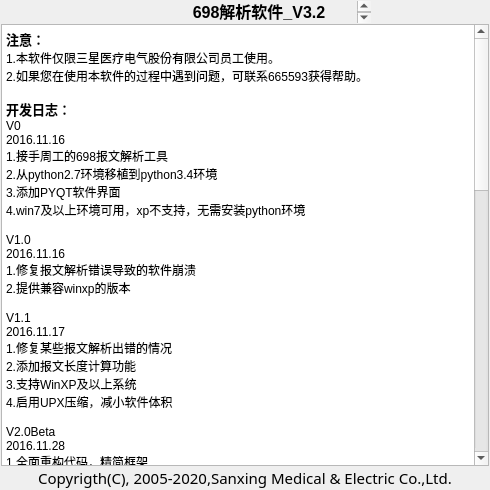
This is UI/about_window.ui in KayFelicities/698trans as Qt 5 draws it before an edit. The edited form follows.
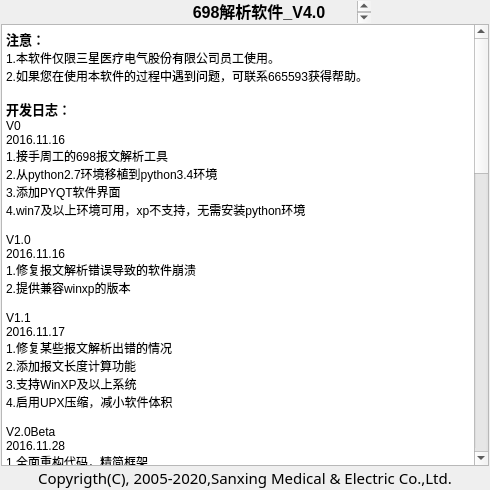
This is the edited form. Icons and pictures are not drawn.

Diff of the .ui file:
```diff
--- a/UI/about_window.ui
+++ b/UI/about_window.ui
@@ -180,9 +180,9 @@
 &lt;html&gt;&lt;head&gt;&lt;meta name=&quot;qrichtext&quot; content=&quot;1&quot; /&gt;&lt;style type=&quot;text/css&quot;&gt;
 p, li { white-space: pre-wrap; }
 &lt;/style&gt;&lt;/head&gt;&lt;body style=&quot; font-family:'SimSun'; font-size:9pt; font-weight:400; font-style:normal;&quot;&gt;
-&lt;p align=&quot;center&quot; style=&quot; margin-top:0px; margin-bottom:5px; margin-left:0px; margin-right:0px; -qt-block-indent:0; text-indent:0px;&quot;&gt;&lt;span style=&quot; font-size:12pt; font-weight:600;&quot;&gt;698解析软件_V3.2&lt;/span&gt;&lt;/p&gt;
+&lt;p align=&quot;center&quot; style=&quot; margin-top:0px; margin-bottom:5px; margin-left:0px; margin-right:0px; -qt-block-indent:0; text-indent:0px;&quot;&gt;&lt;span style=&quot; font-size:12pt; font-weight:600;&quot;&gt;698解析软件_V4.0&lt;/span&gt;&lt;/p&gt;
 &lt;p align=&quot;center&quot; style=&quot; margin-top:0px; margin-bottom:5px; margin-left:0px; margin-right:0px; -qt-block-indent:0; text-indent:0px;&quot;&gt;&lt;span style=&quot; font-size:12pt; font-weight:600;&quot;&gt;终端开发部内部测试版&lt;/span&gt;&lt;/p&gt;
-&lt;p align=&quot;center&quot; style=&quot; margin-top:0px; margin-bottom:5px; margin-left:0px; margin-right:0px; -qt-block-indent:0; text-indent:0px;&quot;&gt;&lt;span style=&quot; font-size:12pt; font-weight:600;&quot;&gt;2016.12.21&lt;/span&gt;&lt;/p&gt;&lt;/body&gt;&lt;/html&gt;</string>
+&lt;p align=&quot;center&quot; style=&quot; margin-top:0px; margin-bottom:5px; margin-left:0px; margin-right:0px; -qt-block-indent:0; text-indent:0px;&quot;&gt;&lt;span style=&quot; font-size:12pt; font-weight:600;&quot;&gt;2017.01&lt;/span&gt;&lt;/p&gt;&lt;/body&gt;&lt;/html&gt;</string>
         </property>
         <property name="textInteractionFlags">
          <set>Qt::NoTextInteraction</set>
@@ -289,7 +289,17 @@
 &lt;p style=&quot; margin-top:0px; margin-bottom:0px; margin-left:0px; margin-right:0px; -qt-block-indent:0; text-indent:0px;&quot;&gt;2016.12.21&lt;/p&gt;
 &lt;p style=&quot; margin-top:0px; margin-bottom:0px; margin-left:0px; margin-right:0px; -qt-block-indent:0; text-indent:0px;&quot;&gt;1.添加tcp客户端模式，可连接前置机&lt;/p&gt;
 &lt;p style=&quot; margin-top:0px; margin-bottom:0px; margin-left:0px; margin-right:0px; -qt-block-indent:0; text-indent:0px;&quot;&gt;2.去除服务器地址、地址长度、客户机地址的自动提取功能&lt;/p&gt;
-&lt;p style=&quot; margin-top:0px; margin-bottom:0px; margin-left:0px; margin-right:0px; -qt-block-indent:0; text-indent:0px;&quot;&gt;3.添加报文服务器地址、地址类型、客户机地址一键修复功能&lt;/p&gt;&lt;/body&gt;&lt;/html&gt;</string>
+&lt;p style=&quot; margin-top:0px; margin-bottom:0px; margin-left:0px; margin-right:0px; -qt-block-indent:0; text-indent:0px;&quot;&gt;3.添加报文服务器地址、地址类型、客户机地址一键修复功能&lt;/p&gt;
+&lt;p style=&quot;-qt-paragraph-type:empty; margin-top:0px; margin-bottom:0px; margin-left:0px; margin-right:0px; -qt-block-indent:0; text-indent:0px;&quot;&gt;&lt;br /&gt;&lt;/p&gt;
+&lt;p style=&quot; margin-top:0px; margin-bottom:0px; margin-left:0px; margin-right:0px; -qt-block-indent:0; text-indent:0px;&quot;&gt;V3.3&lt;/p&gt;
+&lt;p style=&quot; margin-top:0px; margin-bottom:0px; margin-left:0px; margin-right:0px; -qt-block-indent:0; text-indent:0px;&quot;&gt;2016.12.26&lt;/p&gt;
+&lt;p style=&quot; margin-top:0px; margin-bottom:0px; margin-left:0px; margin-right:0px; -qt-block-indent:0; text-indent:0px;&quot;&gt;1.添加自动获取终端地址功能&lt;/p&gt;
+&lt;p style=&quot; margin-top:0px; margin-bottom:0px; margin-left:0px; margin-right:0px; -qt-block-indent:0; text-indent:0px;&quot;&gt;2.将地址修复功能整合进报文修复功能中&lt;/p&gt;
+&lt;p style=&quot;-qt-paragraph-type:empty; margin-top:0px; margin-bottom:0px; margin-left:0px; margin-right:0px; -qt-block-indent:0; text-indent:0px;&quot;&gt;&lt;br /&gt;&lt;/p&gt;
+&lt;p style=&quot; margin-top:0px; margin-bottom:0px; margin-left:0px; margin-right:0px; -qt-block-indent:0; text-indent:0px;&quot;&gt;V4.0&lt;/p&gt;
+&lt;p style=&quot; margin-top:0px; margin-bottom:0px; margin-left:0px; margin-right:0px; -qt-block-indent:0; text-indent:0px;&quot;&gt;2017.01&lt;/p&gt;
+&lt;p style=&quot; margin-top:0px; margin-bottom:0px; margin-left:0px; margin-right:0px; -qt-block-indent:0; text-indent:0px;&quot;&gt;1.添加参数配置窗口&lt;/p&gt;
+&lt;p style=&quot; margin-top:0px; margin-bottom:0px; margin-left:0px; margin-right:0px; -qt-block-indent:0; text-indent:0px;&quot;&gt;2.实现对时面板功能&lt;/p&gt;&lt;/body&gt;&lt;/html&gt;</string>
       </property>
       <property name="textInteractionFlags">
        <set>Qt::TextSelectableByKeyboard|Qt::TextSelectableByMouse</set>
```
Left out of the diff: 4 changed lines with no effect on the pictures.
